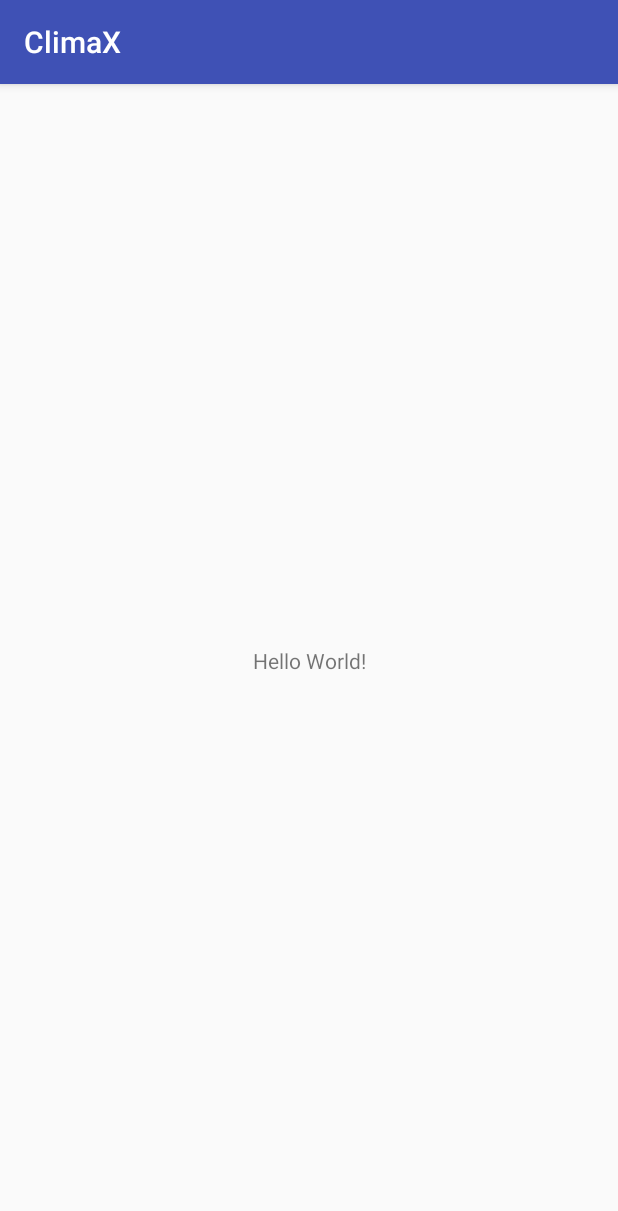
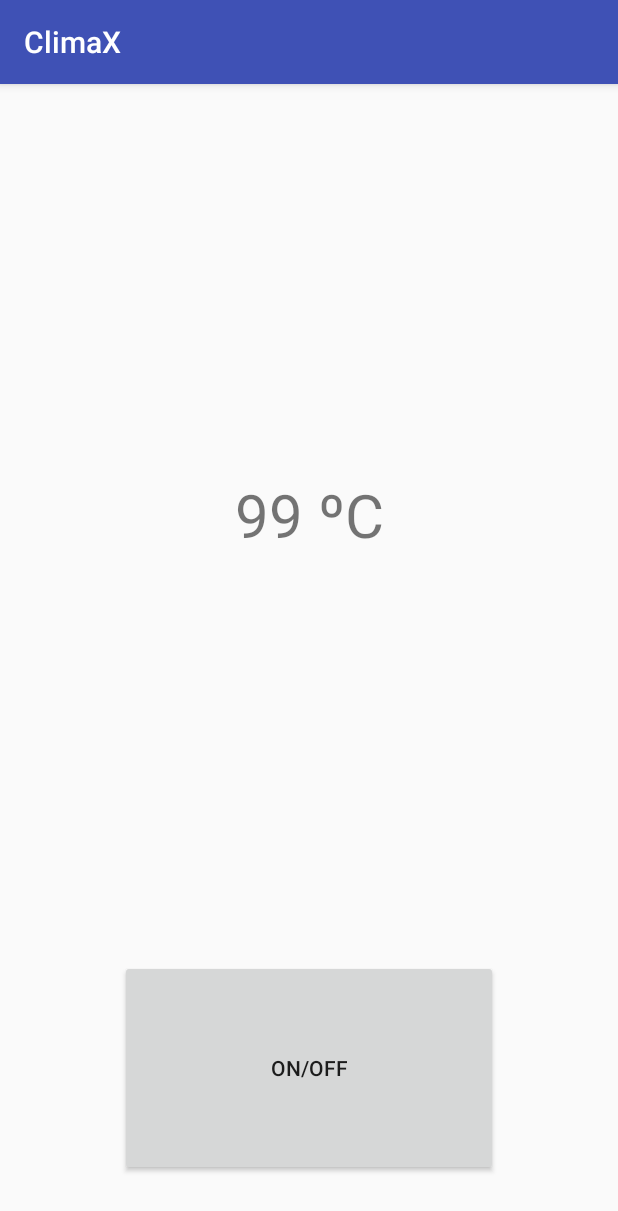
Before and after one commit to alexalexein/ClimaX, an Android app: the screen it shows after launch (ControlActivity), on a phone screen of 412 x 824 dp. Shown: the top 1211 px of the screen. Run offline under Robolectric (Android 15) with nearby library versions, the light colour scheme and no system bars.

Commit message:
Basic_layout
Layout with state button and textview for temperature

```diff
--- a/app_Android/ClimaX/app/src/main/res/layout/activity_control.xml
+++ b/app_Android/ClimaX/app/src/main/res/layout/activity_control.xml
@@ -1,18 +1,32 @@
 <?xml version="1.0" encoding="utf-8"?>
-<android.support.constraint.ConstraintLayout xmlns:android="http://schemas.android.com/apk/res/android"
-    xmlns:app="http://schemas.android.com/apk/res-auto"
-    xmlns:tools="http://schemas.android.com/tools"
+
+<LinearLayout
     android:layout_width="match_parent"
     android:layout_height="match_parent"
-    tools:context="alexalexein.climax.ControlActivity">
+    android:orientation="vertical"
+    tools:context="alexalexein.climax.ControlActivity"
+    xmlns:android="http://schemas.android.com/apk/res/android"
+    xmlns:tools="http://schemas.android.com/tools"
+    xmlns:app="http://schemas.android.com/apk/res-auto">
 
     <TextView
-        android:layout_width="wrap_content"
-        android:layout_height="wrap_content"
-        android:text="Hello World!"
-        app:layout_constraintBottom_toBottomOf="parent"
-        app:layout_constraintLeft_toLeftOf="parent"
-        app:layout_constraintRight_toRightOf="parent"
-        app:layout_constraintTop_toTopOf="parent" />
+        android:id="@+id/temperatureTextView"
+        android:layout_width="match_parent"
+        android:layout_height="0dp"
+        android:layout_weight="4"
+        android:textSize="40dp"
+        android:gravity="center_vertical|center_horizontal"
+        android:text="@string/currentTemperature"/>
 
-</android.support.constraint.ConstraintLayout>
+    <Button
+        android:id="@+id/stateButton"
+        android:layout_width="match_parent"
+        android:layout_height="0dp"
+        android:layout_weight="1"
+        android:layout_marginBottom="40dp"
+        android:layout_marginRight="80dp"
+        android:layout_marginLeft="80dp"
+        android:layout_marginTop="10dp"
+        android:text="@string/stateButtonText"
+        />
+</LinearLayout>
--- a/app_Android/ClimaX/app/src/main/res/values/strings.xml
+++ b/app_Android/ClimaX/app/src/main/res/values/strings.xml
@@ -1,3 +1,5 @@
 <resources>
     <string name="app_name">ClimaX</string>
+    <string name="currentTemperature">99 ºC</string>
+    <string name="stateButtonText">ON/OFF</string>
 </resources>
```
